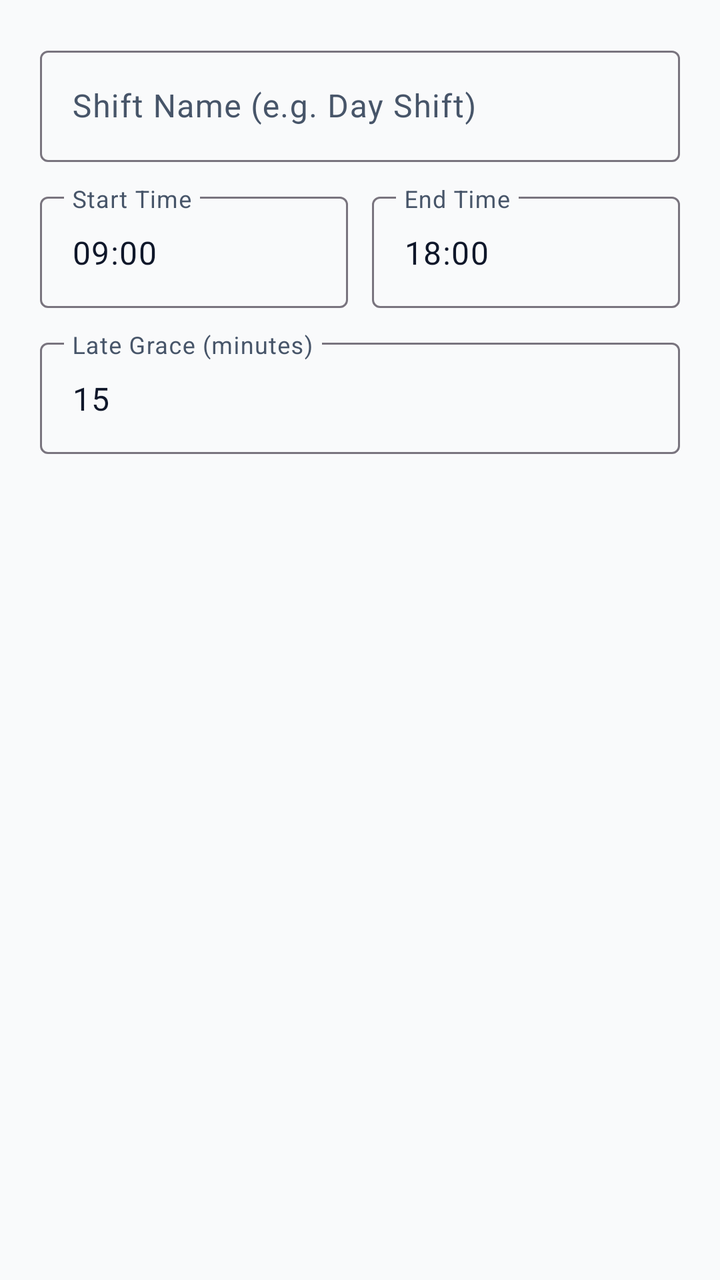
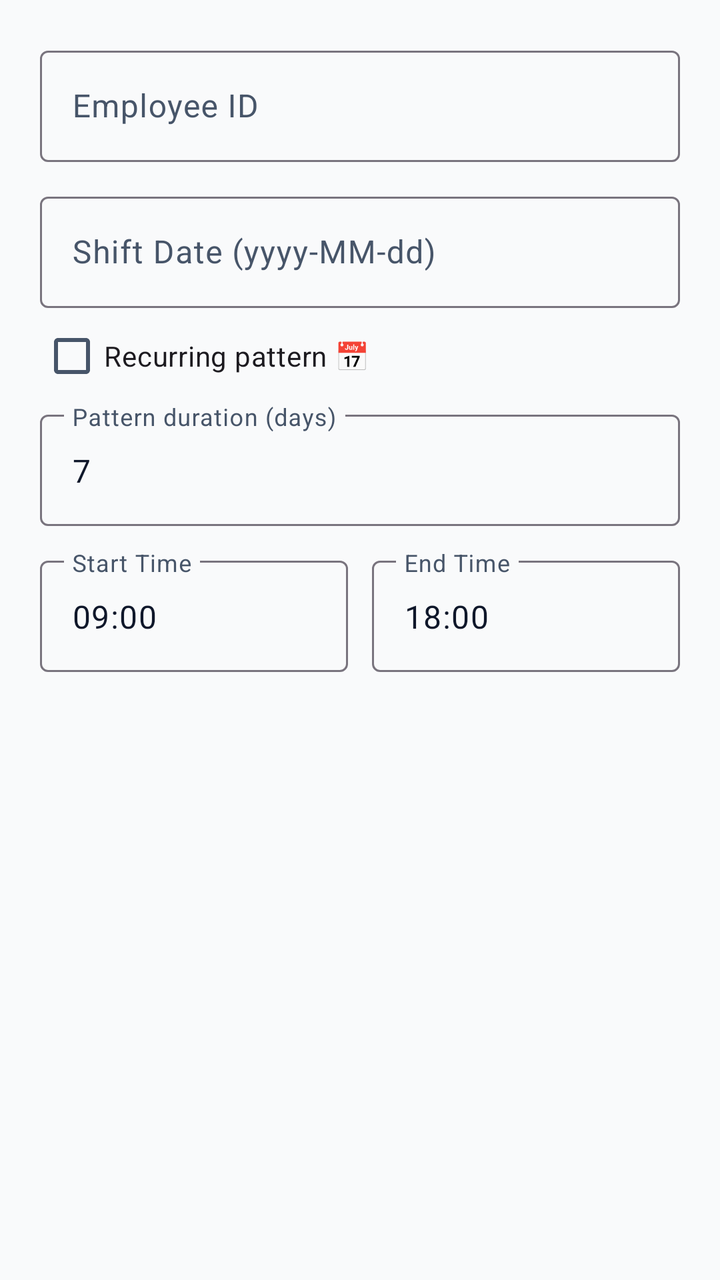

Screens rendered from an Android XML layout before and after an edit, with the pre-edit source and the edit as a unified diff.
<!-- AndroidManifest.xml: application theme Theme.Biometric -->
<!-- res/layout/dialog_add_shift.xml -->
<?xml version="1.0" encoding="utf-8"?>
<LinearLayout xmlns:android="http://schemas.android.com/apk/res/android"
    android:layout_width="match_parent"
    android:layout_height="wrap_content"
    android:orientation="vertical"
    android:padding="20dp">

    <com.google.android.material.textfield.TextInputLayout
        style="@style/Widget.Material3.TextInputLayout.OutlinedBox"
        android:layout_width="match_parent"
        android:layout_height="wrap_content"
        android:hint="Shift Name (e.g. Day Shift)">
        <com.google.android.material.textfield.TextInputEditText
            android:id="@+id/etName"
            android:layout_width="match_parent"
            android:layout_height="wrap_content"
            android:inputType="text" />
    </com.google.android.material.textfield.TextInputLayout>

    <LinearLayout
        android:layout_width="match_parent"
        android:layout_height="wrap_content"
        android:layout_marginTop="12dp"
        android:orientation="horizontal">

        <com.google.android.material.textfield.TextInputLayout
            style="@style/Widget.Material3.TextInputLayout.OutlinedBox"
            android:layout_width="0dp"
            android:layout_height="wrap_content"
            android:layout_weight="1"
            android:layout_marginEnd="6dp"
            android:hint="Start Time">
            <com.google.android.material.textfield.TextInputEditText
                android:id="@+id/etStart"
                android:layout_width="match_parent"
                android:layout_height="wrap_content"
                android:text="09:00"
                android:inputType="time" />
        </com.google.android.material.textfield.TextInputLayout>

        <com.google.android.material.textfield.TextInputLayout
            style="@style/Widget.Material3.TextInputLayout.OutlinedBox"
            android:layout_width="0dp"
            android:layout_height="wrap_content"
            android:layout_weight="1"
            android:layout_marginStart="6dp"
            android:hint="End Time">
            <com.google.android.material.textfield.TextInputEditText
                android:id="@+id/etEnd"
                android:layout_width="match_parent"
                android:layout_height="wrap_content"
                android:text="18:00"
                android:inputType="time" />
        </com.google.android.material.textfield.TextInputLayout>

    </LinearLayout>

    <com.google.android.material.textfield.TextInputLayout
        style="@style/Widget.Material3.TextInputLayout.OutlinedBox"
        android:layout_width="match_parent"
        android:layout_height="wrap_content"
        android:layout_marginTop="12dp"
        android:hint="Late Grace (minutes)">
        <com.google.android.material.textfield.TextInputEditText
            android:id="@+id/etGrace"
            android:layout_width="match_parent"
            android:layout_height="wrap_content"
            android:text="15"
            android:inputType="number" />
    </com.google.android.material.textfield.TextInputLayout>

</LinearLayout>
<!-- resources referenced by this layout -->
<resources>
  <style name="Theme.Biometric" parent="Theme.Material3.DayNight.NoActionBar">
          
          <item name="colorPrimary">@color/colorPrimary</item>
          <item name="colorPrimaryDark">@color/colorPrimaryDark</item>
          <item name="colorPrimaryVariant">@color/colorPrimaryDark</item>
          <item name="colorOnPrimary">@android:color/white</item>
          
          
          <item name="colorSecondary">@color/colorAccent</item>
          <item name="colorOnSecondary">@android:color/white</item>
  
          
          <item name="android:colorBackground">@color/window_background</item>
          <item name="android:windowBackground">@color/window_background</item>
          <item name="android:windowDisablePreview">false</item>
          <item name="colorSurface">@color/window_background</item>
          <item name="colorOnSurface">@color/text_primary</item>
          <item name="colorSurfaceVariant">@color/colorSurfaceVariant</item>
          <item name="colorOnSurfaceVariant">@color/text_secondary</item>
          <item name="colorError">@color/red</item>
          <item name="colorOnError">@android:color/white</item>
          <item name="colorOutline">@color/outline</item>
          <item name="colorOutlineVariant">@color/outline_variant</item>
  
          
          <item name="android:statusBarColor">?attr/colorSurface</item>
          <item name="android:windowLightStatusBar">true</item>
          <item name="android:navigationBarColor">?attr/colorSurface</item>
          <item name="android:windowLightNavigationBar" tools:targetApi="27">true</item>
          <item name="android:windowLayoutInDisplayCutoutMode" tools:targetApi="28">shortEdges</item>
  
          
          <item name="android:windowActivityTransitions">true</item>
          <item name="android:windowEnterTransition">@android:transition/fade</item>
          <item name="android:windowExitTransition">@android:transition/fade</item>
  
          
          <item name="toolbarStyle">@style/Widget.App.Toolbar</item>
          <item name="materialCardViewStyle">@style/Widget.App.CardView</item>
      </style>
  <color name="colorPrimary">#4F46E5</color>
  <color name="colorPrimaryDark">#4338CA</color>
  <color name="colorAccent">#F43F5E</color>
  <color name="window_background">#F9FAFB</color>
  <color name="text_primary">#0F172A</color>
  <color name="colorSurfaceVariant">#F3F4F6</color>
  <color name="text_secondary">#475569</color>
  <color name="red">#EF4444</color>
  <color name="outline">#79747E</color>
  <color name="outline_variant">#CAC4D0</color>
  <style name="Widget.App.Toolbar" parent="Widget.Material3.Toolbar.OnSurface">
          <item name="titleTextAppearance">@style/TextAppearance.App.ToolbarTitle</item>
      </style>
  <style name="Widget.App.CardView" parent="Widget.Material3.CardView.Elevated">
          <item name="cardCornerRadius">16dp</item>
          <item name="cardElevation">4dp</item>
      </style>
  <style name="TextAppearance.App.ToolbarTitle" parent="TextAppearance.Material3.TitleLarge">
          <item name="android:textStyle">bold</item>
      </style>
</resources>

<!-- the commit's change to res/layout/dialog_add_shift.xml (unified diff, before → after) -->
@@ -9,12 +9,45 @@
         style="@style/Widget.Material3.TextInputLayout.OutlinedBox"
         android:layout_width="match_parent"
         android:layout_height="wrap_content"
-        android:hint="Shift Name (e.g. Day Shift)">
+        android:hint="Employee ID">
         <com.google.android.material.textfield.TextInputEditText
             android:id="@+id/etName"
             android:layout_width="match_parent"
             android:layout_height="wrap_content"
             android:inputType="text" />
+    </com.google.android.material.textfield.TextInputLayout>
+
+
+    <com.google.android.material.textfield.TextInputLayout
+        style="@style/Widget.Material3.TextInputLayout.OutlinedBox"
+        android:layout_width="match_parent"
+        android:layout_height="wrap_content"
+        android:layout_marginTop="12dp"
+        android:hint="Shift Date (yyyy-MM-dd)">
+        <com.google.android.material.textfield.TextInputEditText
+            android:id="@+id/etDate"
+            android:layout_width="match_parent"
+            android:layout_height="wrap_content"
+            android:inputType="date" />
+    </com.google.android.material.textfield.TextInputLayout>
+
+    <com.google.android.material.checkbox.MaterialCheckBox
+        android:id="@+id/cbRecurring"
+        android:layout_width="match_parent"
+        android:layout_height="wrap_content"
+        android:text="Recurring pattern 📅" />
+
+    <com.google.android.material.textfield.TextInputLayout
+        style="@style/Widget.Material3.TextInputLayout.OutlinedBox"
+        android:layout_width="match_parent"
+        android:layout_height="wrap_content"
+        android:hint="Pattern duration (days)">
+        <com.google.android.material.textfield.TextInputEditText
+            android:id="@+id/etDuration"
+            android:layout_width="match_parent"
+            android:layout_height="wrap_content"
+            android:text="7"
+            android:inputType="number" />
     </com.google.android.material.textfield.TextInputLayout>
 
     <LinearLayout
@@ -56,6 +89,7 @@
     </LinearLayout>
 
     <com.google.android.material.textfield.TextInputLayout
+        android:visibility="gone"
         style="@style/Widget.Material3.TextInputLayout.OutlinedBox"
         android:layout_width="match_parent"
         android:layout_height="wrap_content"
